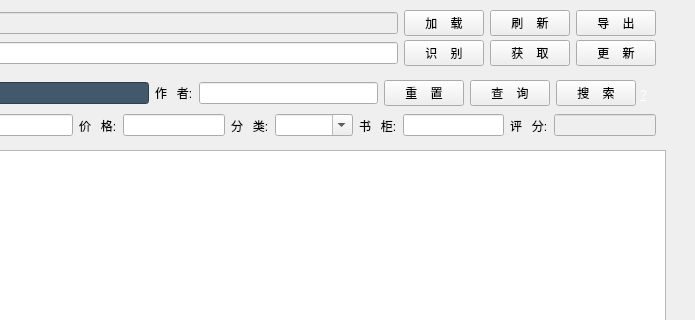
etony/myPyTool, file tools/BookList.ui: the form before one commit; both pictures show x 105 to 800 and y 0 to 320 of the 800 by 688 pixel window.
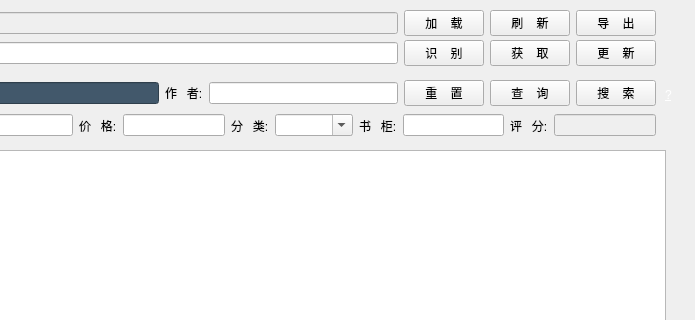
The form after the commit. Icons and pictures are not drawn.

```diff
--- a/tools/BookList.ui
+++ b/tools/BookList.ui
@@ -113,7 +113,7 @@
      <rect>
       <x>30</x>
       <y>80</y>
-      <width>711</width>
+      <width>731</width>
       <height>26</height>
      </rect>
     </property>
@@ -334,7 +334,7 @@
    <widget class="QLabel" name="label_10">
     <property name="geometry">
      <rect>
-      <x>745</x>
+      <x>770</x>
       <y>85</y>
       <width>16</width>
       <height>20</height>
```
